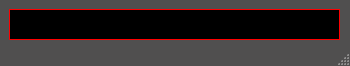
First picture: the form in CRunner-QT/mainwindow.ui, repository postman721/CRunner-QT, before the edit.
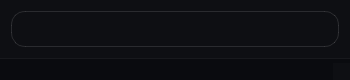
Second picture: the form after the edit.

```diff
--- a/CRunner-QT/mainwindow.ui
+++ b/CRunner-QT/mainwindow.ui
@@ -16,12 +16,6 @@
     <verstretch>0</verstretch>
    </sizepolicy>
   </property>
-  <property name="minimumSize">
-   <size>
-    <width>350</width>
-    <height>66</height>
-   </size>
-  </property>
   <property name="maximumSize">
    <size>
     <width>350</width>
@@ -32,18 +26,167 @@
    <string>CRunner-QT</string>
   </property>
   <property name="styleSheet">
-   <string notr="true">QMainWindow#MainWindow{
-background-color:#504f4f ;}
+   <string notr="true">/* =========================================
+   Midnight Blue Theme (Qt QSS)
+   Black + White + Subtle Blue Accent
+   ========================================= */
 
+QWidget {
+    background-color: #0E0F13;
+    color: #F4F6FA;
+    font-size: 10.5pt;
+    font-family: &quot;Segoe UI&quot;, &quot;Inter&quot;, &quot;Arial&quot;;
+}
 
-/*For QMessagebox*/
- 
-QMessageBox {
-    background-color: #333333;
+/* Main window: deep glossy gradient */
+QMainWindow {
+    background: qlineargradient(
+        x1:0, y1:0, x2:0, y2:1,
+        stop:0 #171922,
+        stop:0.5 #0E0F13,
+        stop:1 #0A0B0F
+    );
 }
 
-QMessageBox QLabel {
-    color: #aaa;
+/* Status bar */
+QStatusBar {
+    background: #0A0B0F;
+    border-top: 1px solid rgba(255,255,255,0.06);
+    padding: 4px;
+}
+QStatusBar::item { border: none; }
+
+/* Panels / frames */
+QFrame {
+    background-color: rgba(255,255,255,0.03);
+    border: 1px solid rgba(255,255,255,0.06);
+    border-radius: 12px;
+}
+
+/* Labels */
+QLabel {
+    background: transparent;
+    color: #F4F6FA;
+}
+
+/* Line edits (input box) */
+QLineEdit {
+    background: qlineargradient(
+        x1:0, y1:0, x2:0, y2:1,
+        stop:0 rgba(255,255,255,0.08),
+        stop:1 rgba(0,0,0,0.35)
+    );
+    border: 1px solid rgba(255,255,255,0.12);
+    border-radius: 14px;
+    padding: 8px 12px;
+    color: #FFFFFF;
+    selection-background-color: #3C8DFF;
+    selection-color: #0A0B0F;
+}
+
+QLineEdit:focus {
+    border: 1px solid rgba(60,141,255,0.85);
+    background: qlineargradient(
+        x1:0, y1:0, x2:0, y2:1,
+        stop:0 rgba(255,255,255,0.12),
+        stop:1 rgba(0,0,0,0.45)
+    );
+}
+
+/* Buttons – soft glossy blue accent */
+QPushButton {
+    color: #F4F6FA;
+    border: 1px solid rgba(60,141,255,0.35);
+    border-radius: 14px;
+    padding: 7px 14px;
+    background: qlineargradient(
+        x1:0, y1:0, x2:0, y2:1,
+        stop:0 rgba(255,255,255,0.10),
+        stop:0.4 rgba(60,141,255,0.20),
+        stop:1 rgba(0,0,0,0.35)
+    );
+}
+
+QPushButton:hover {
+    border: 1px solid rgba(60,141,255,0.75);
+    background: qlineargradient(
+        x1:0, y1:0, x2:0, y2:1,
+        stop:0 rgba(255,255,255,0.15),
+        stop:0.4 rgba(60,141,255,0.30),
+        stop:1 rgba(0,0,0,0.45)
+    );
+}
+
+QPushButton:pressed {
+    background: qlineargradient(
+        x1:0, y1:0, x2:0, y2:1,
+        stop:0 rgba(0,0,0,0.45),
+        stop:1 rgba(60,141,255,0.30)
+    );
+}
+
+QPushButton:disabled {
+    color: rgba(255,255,255,0.35);
+    border: 1px solid rgba(255,255,255,0.08);
+    background: rgba(255,255,255,0.03);
+}
+
+/* Menus */
+QMenuBar {
+    background: #0B0C10;
+    border-bottom: 1px solid rgba(255,255,255,0.06);
+}
+
+QMenuBar::item {
+    padding: 6px 12px;
+    border-radius: 10px;
+}
+
+QMenuBar::item:selected {
+    background: rgba(60,141,255,0.25);
+}
+
+QMenu {
+    background: #0E0F13;
+    border: 1px solid rgba(255,255,255,0.08);
+    border-radius: 12px;
+    padding: 6px;
+}
+
+QMenu::item {
+    padding: 8px 16px;
+    border-radius: 10px;
+}
+
+QMenu::item:selected {
+    background: rgba(60,141,255,0.30);
+}
+
+/* Scrollbars */
+QScrollBar:vertical {
+    background: transparent;
+    width: 12px;
+    margin: 6px 2px;
+}
+
+QScrollBar::handle:vertical {
+    background: rgba(255,255,255,0.20);
+    border-radius: 6px;
+    min-height: 30px;
+}
+
+QScrollBar::handle:vertical:hover {
+    background: rgba(60,141,255,0.45);
+}
+
+QScrollBar::add-line:vertical,
+QScrollBar::sub-line:vertical {
+    height: 0;
+}
+
+QScrollBar::add-page:vertical,
+QScrollBar::sub-page:vertical {
+    background: transparent;
 }
 </string>
   </property>
@@ -52,62 +195,36 @@
   </property>
   <widget class="QWidget" name="centralWidget">
    <property name="styleSheet">
-    <string notr="true">QWidget#centralWidget{
-color: white;
-background-color:#504f4f ;}
-</string>
+    <string notr="true"/>
    </property>
-   <widget class="QLineEdit" name="lineEdit">
-    <property name="geometry">
-     <rect>
-      <x>9</x>
-      <y>9</y>
-      <width>331</width>
-      <height>31</height>
-     </rect>
-    </property>
-    <property name="sizePolicy">
-     <sizepolicy hsizetype="Expanding" vsizetype="Expanding">
-      <horstretch>0</horstretch>
-      <verstretch>0</verstretch>
-     </sizepolicy>
-    </property>
-    <property name="styleSheet">
-     <string notr="true">QLineEdit#lineEdit{
-color: white;
-background-color:#504f4f ;
-border: 1px solid red;
-border-radius: 40px;
-background-color: black;}
-
-QLineEdit#lineEdit:hover{
-background-color: black ;}
-
-
-
-</string>
-    </property>
-    <property name="alignment">
-     <set>Qt::AlignCenter</set>
-    </property>
-    <property name="placeholderText">
-     <string/>
-    </property>
-    <property name="clearButtonEnabled">
-     <bool>false</bool>
-    </property>
-   </widget>
+   <layout class="QGridLayout" name="gridLayout">
+    <item row="0" column="0">
+     <widget class="QLineEdit" name="lineEdit">
+      <property name="sizePolicy">
+       <sizepolicy hsizetype="Expanding" vsizetype="Expanding">
+        <horstretch>0</horstretch>
+        <verstretch>0</verstretch>
+       </sizepolicy>
+      </property>
+      <property name="styleSheet">
+       <string notr="true"/>
+      </property>
+      <property name="alignment">
+       <set>Qt::AlignmentFlag::AlignCenter</set>
+      </property>
+      <property name="placeholderText">
+       <string/>
+      </property>
+      <property name="clearButtonEnabled">
+       <bool>false</bool>
+      </property>
+     </widget>
+    </item>
+   </layout>
   </widget>
   <widget class="QStatusBar" name="statusBar">
    <property name="styleSheet">
-    <string notr="true">QStatusBar#statusBar{
-color: white;
-background-color:#504f4f ;}
-
-QStatusBar#statusBar:hover{
-background-color:#5f5f5f ;}
-
-</string>
+    <string notr="true"/>
    </property>
   </widget>
  </widget>
```
